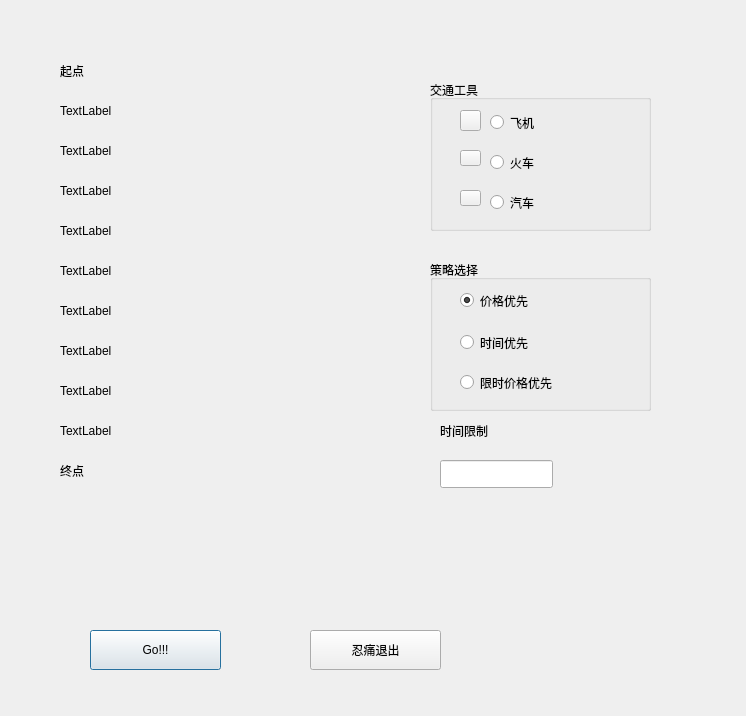
Qt form newtrip.ui (Traeyee/trip_assist) before a commit.
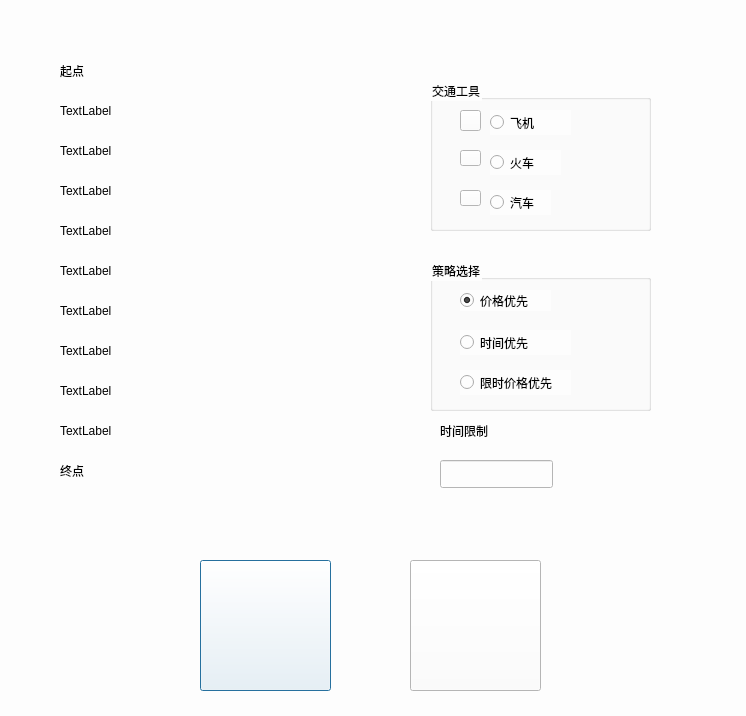
The same form after that commit. Icons and pictures are not drawn.

What changed in the file:
```diff
--- a/newtrip.ui
+++ b/newtrip.ui
@@ -13,6 +13,9 @@
   <property name="windowTitle">
    <string>Dialog</string>
   </property>
+  <property name="styleSheet">
+   <string notr="true">background-color: rgb(253, 253, 253);</string>
+  </property>
   <widget class="QLabel" name="label">
    <property name="geometry">
     <rect>
@@ -236,27 +239,27 @@
   <widget class="QPushButton" name="OK">
    <property name="geometry">
     <rect>
-     <x>90</x>
-     <y>630</y>
+     <x>200</x>
+     <y>560</y>
      <width>131</width>
-     <height>40</height>
+     <height>131</height>
     </rect>
    </property>
    <property name="text">
-    <string>Go!!!</string>
+    <string/>
    </property>
   </widget>
   <widget class="QPushButton" name="exit">
    <property name="geometry">
     <rect>
-     <x>310</x>
-     <y>630</y>
+     <x>410</x>
+     <y>560</y>
      <width>131</width>
-     <height>40</height>
+     <height>131</height>
     </rect>
    </property>
    <property name="text">
-    <string>忍痛退出</string>
+    <string/>
    </property>
   </widget>
   <widget class="QWidget" name="verticalLayoutWidget">
```
